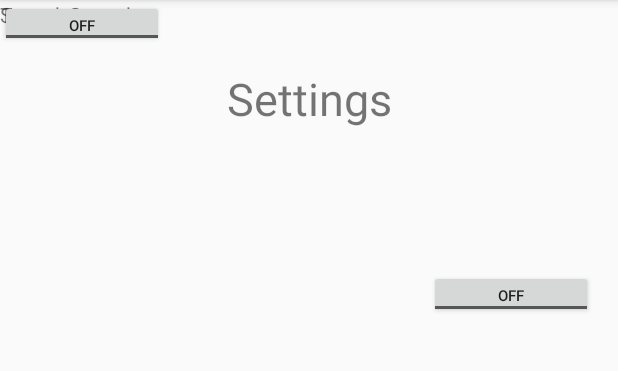
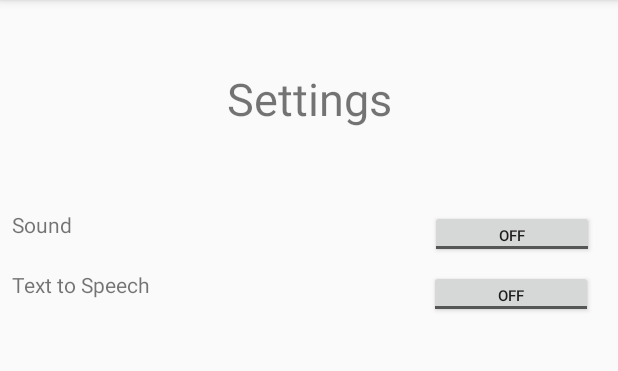
Before and after one commit to mamsmoneymanagement/DollarUpMoneySkillsActual, an Android app: the Settings_Menu screen opened directly, with no data from a screen before it, on a phone screen of 412 x 824 dp, the part 84-455 px from its top. Run offline under Robolectric (Android 15) with nearby library versions, the phone set to English and light mode, and no system bars.

Commit message:
Fixed errors / formatting

```diff
--- a/app/src/main/java/com/example/dollarupmoneyskills/PaymentBoard.java
+++ b/app/src/main/java/com/example/dollarupmoneyskills/PaymentBoard.java
@@ -1,10 +1,10 @@
 package com.example.dollarupmoneyskills;
 
 public class PaymentBoard {
-    int numOnes;
-    int numFives;
-    int numTens;
-    int numTwenties;
+    private int numOnes;
+    private int numFives;
+    private int numTens;
+    private int numTwenties;
     //constructor
     public PaymentBoard(){
         this.numOnes = 0;
--- a/app/src/main/res/layout/activity_settings__menu.xml
+++ b/app/src/main/res/layout/activity_settings__menu.xml
@@ -7,11 +7,16 @@
     tools:context=".Settings_Menu">
 
     <LinearLayout
-        android:layout_width="match_parent"
-        android:layout_height="match_parent"
+        android:id="@+id/linearLayout"
+        android:layout_width="0dp"
+        android:layout_height="0dp"
         android:orientation="vertical"
-        tools:layout_editor_absoluteX="0dp"
-        tools:layout_editor_absoluteY="0dp">
+        app:layout_constraintBottom_toBottomOf="parent"
+        app:layout_constraintEnd_toEndOf="parent"
+        app:layout_constraintHorizontal_bias="0.0"
+        app:layout_constraintStart_toStartOf="parent"
+        app:layout_constraintTop_toTopOf="parent"
+        app:layout_constraintVertical_bias="0.0">
 
         <TextView
             android:id="@+id/settingsTitle"
@@ -31,38 +36,43 @@
             app:layout_constraintHorizontal_bias="0.0"
             app:layout_constraintStart_toStartOf="parent"
             app:layout_constraintTop_toTopOf="parent" />
+
     </LinearLayout>
 
-    <TextView
-        android:id="@+id/soundTitle"
-        android:layout_width="197dp"
-        android:layout_height="32dp"
+    <ToggleButton
+        android:id="@+id/settingsSoundBtn"
+        android:layout_width="109dp"
+        android:layout_height="0dp"
+        android:layout_marginTop="140dp"
+        android:layout_marginEnd="8dp"
+        android:layout_marginRight="8dp"
+        android:layout_marginBottom="8dp"
         android:layout_weight="1"
-        android:text="@string/soundTitle"
-        tools:layout_editor_absoluteX="54dp"
-        tools:layout_editor_absoluteY="141dp" />
-
-    <ToggleButton
-        android:id="@+id/toggleButton2"
-        android:layout_width="109dp"
-        android:layout_height="31dp"
-        android:layout_weight="1"
-        android:text="ToggleButton"
+        android:text="@string/GenericNull"
         android:textSize="10sp"
-        tools:layout_editor_absoluteX="286dp"
-        tools:layout_editor_absoluteY="141dp" />
+        app:layout_constraintBottom_toTopOf="@+id/settingsTTSBtn"
+        app:layout_constraintEnd_toEndOf="@+id/soundTitle"
+        app:layout_constraintHorizontal_bias="0.972"
+        app:layout_constraintStart_toStartOf="@+id/soundTitle"
+        app:layout_constraintTop_toTopOf="@+id/linearLayout"
+        app:layout_constraintVertical_bias="1.0" />
 
     <TextView
         android:id="@+id/ttSpeech"
-        android:layout_width="197dp"
+        android:layout_width="0dp"
         android:layout_height="32dp"
+        android:layout_marginStart="8dp"
+        android:layout_marginLeft="8dp"
+        android:layout_marginTop="8dp"
         android:layout_weight="1"
         android:text="@string/ttSpeech"
-        tools:layout_editor_absoluteX="54dp"
-        tools:layout_editor_absoluteY="180dp" />
+        app:layout_constraintEnd_toEndOf="@+id/linearLayout"
+        app:layout_constraintHorizontal_bias="0.223"
+        app:layout_constraintStart_toStartOf="@+id/linearLayout"
+        app:layout_constraintTop_toBottomOf="@+id/soundTitle" />
 
     <ToggleButton
-        android:id="@+id/toggleButton"
+        android:id="@+id/settingsTTSBtn"
         android:layout_width="109dp"
         android:layout_height="32dp"
         android:layout_marginStart="286dp"
@@ -70,11 +80,25 @@
         android:layout_marginTop="180dp"
         android:layout_marginEnd="16dp"
         android:layout_marginRight="16dp"
-        android:text="ToggleButton"
+        android:text="@string/GenericNull"
         android:textSize="10sp"
         app:layout_constraintEnd_toEndOf="parent"
         app:layout_constraintHorizontal_bias="0.0"
         app:layout_constraintStart_toStartOf="parent"
         app:layout_constraintTop_toTopOf="parent" />
 
+    <TextView
+        android:id="@+id/soundTitle"
+        android:layout_width="0dp"
+        android:layout_height="32dp"
+        android:layout_marginStart="8dp"
+        android:layout_marginLeft="8dp"
+        android:layout_marginTop="140dp"
+        android:layout_weight="1"
+        android:text="@string/soundTitle"
+        app:layout_constraintEnd_toEndOf="@+id/linearLayout"
+        app:layout_constraintHorizontal_bias="0.223"
+        app:layout_constraintStart_toStartOf="@+id/linearLayout"
+        app:layout_constraintTop_toTopOf="@+id/linearLayout" />
+
 </android.support.constraint.ConstraintLayout>
```
